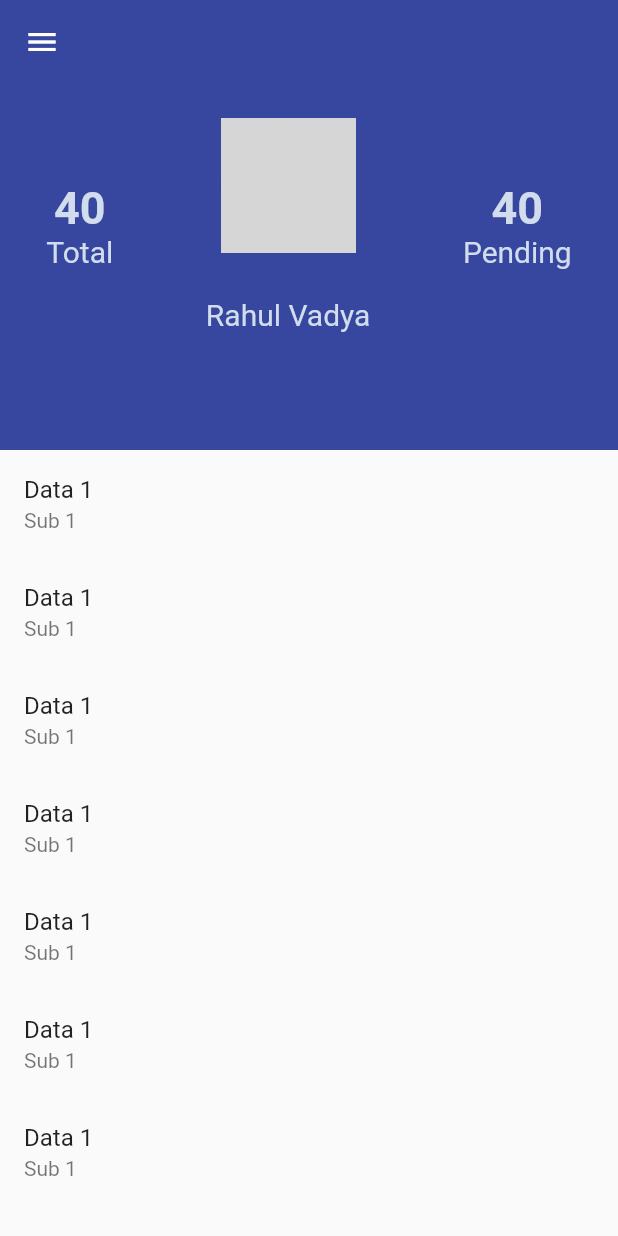
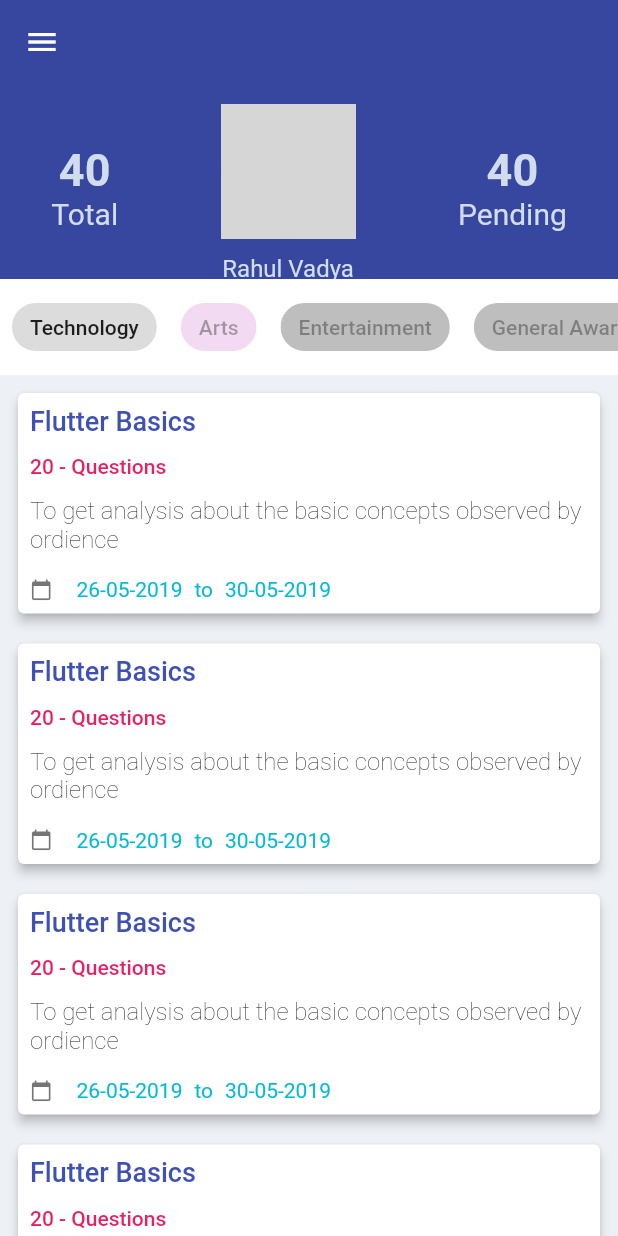
Before and after one commit to PreethiKonduri/QuizMockUpScreen, a Flutter app: the screen it shows after launch, on a phone screen of 412 x 824 dp. Run offline on Flutter 3.47's test engine with Material 2 defaults, Android fonts, the phone set to English and light mode, and no system bars; network calls fail; grey boxes are pictures that could not be loaded.

Commit message:
UI Modifications

```diff
--- a/quize_mocup/lib/main.dart
+++ b/quize_mocup/lib/main.dart
@@ -31,6 +31,7 @@ class MyHomePage extends StatefulWidget {
 }
 
 class _MyHomePageState extends State<MyHomePage> {
+  bool isSelected = false;
   @override
   Widget build(BuildContext context) {
     return Scaffold(
@@ -38,9 +39,10 @@ class _MyHomePageState extends State<MyHomePage> {
         headerSliverBuilder: (BuildContext context, bool innerBoxIsScrolled) {
           return <Widget>[
             SliverAppBar(
-              expandedHeight: 300.0,
+              expandedHeight: 250.0,
               leading: Icon(
-                Icons.menu,color: Colors.white,
+                Icons.menu,
+                color: Colors.white,
               ),
               floating: false,
               pinned: true,
@@ -65,7 +67,8 @@ class _MyHomePageState extends State<MyHomePage> {
                               Text(
                                 "Total",
                                 style: TextStyle(
-                                    color: Color.fromRGBO(209, 221, 237, 1), fontSize: 20),
+                                    color: Color.fromRGBO(209, 221, 237, 1),
+                                    fontSize: 20),
                               )
                             ],
                           ),
@@ -74,7 +77,7 @@ class _MyHomePageState extends State<MyHomePage> {
                           mainAxisAlignment: MainAxisAlignment.center,
                           children: <Widget>[
                             Container(
-                              margin: EdgeInsets.only(bottom: 30),
+                              margin: EdgeInsets.fromLTRB(0, 8, 0, 10),
                               width: 90,
                               height: 90,
                               child: CircleAvatar(
@@ -84,11 +87,10 @@ class _MyHomePageState extends State<MyHomePage> {
                             Text(
                               "Rahul Vadya",
                               style: TextStyle(
-                                  color: Color.fromRGBO(209, 221, 237, 1), fontSize: 20),
+                                  color: Color.fromRGBO(209, 221, 237, 1),
+                                  fontSize: 16),
                             )
                           ],
-
-
                         ),
                         Container(
                           child: Column(
@@ -104,7 +106,8 @@ class _MyHomePageState extends State<MyHomePage> {
                               Text(
                                 "Pending",
                                 style: TextStyle(
-                                    color: Color.fromRGBO(209, 221, 237, 1), fontSize: 20),
+                                    color: Color.fromRGBO(209, 221, 237, 1),
+                                    fontSize: 20),
                               )
                             ],
                           ),
@@ -118,82 +121,147 @@ class _MyHomePageState extends State<MyHomePage> {
 //          fit: BoxFit.cover,
 //          )
                   ),
+              bottom: PreferredSize(
+                preferredSize: const Size.fromHeight(48.0),
+                child: Container(
+                  color: Colors.white,
+                  child: SingleChildScrollView(
+                    scrollDirection: Axis.horizontal,
+                    child:
+                    Row(
+                      mainAxisAlignment: MainAxisAlignment.spaceBetween,
+                      children: <Widget>[
+                        Container(
+                          margin: EdgeInsets.all(8.0),
+                          child: ChoiceChip(
+                            label: Text("Technology"),
+//                          backgroundColor: Color.fromRGBO(185,205, 237, 1),
+                            selectedColor: Color.fromRGBO(242, 218, 242, 1),
+                            disabledColor: Color.fromRGBO(185, 205, 237, 1),
+                            onSelected: (selected){
+                              setState(() {
+                                isSelected = selected;
+                              });
 
+                            },
+                            selected: false,
+                          ),
+                        ),
+                        Container(
+                            margin: EdgeInsets.all(8.0),
+                            child: ChoiceChip(
+                              label: Text("Arts"),
+//                          backgroundColor: Color.fromRGBO(242, 218, 242, 1),
+                              selectedColor: Color.fromRGBO(242, 218, 242, 1),
+                              disabledColor: Color.fromRGBO(242, 218, 242, 1),
+                              selected: false,
+                            )),
+                        Container(
+                            margin: EdgeInsets.all(8.0),
+                            child: ChoiceChip(
+                              label: Text("Entertainment"),
+                              backgroundColor: Colors.amber,
+                              selected: true,
+                            )),
+                        Container(
+                            margin: EdgeInsets.all(8.0),
+                            child: ChoiceChip(
+                              label: Text("General Awareness"),
+                              backgroundColor: Colors.amber,
+                              selected: true,
+                            ))
+                      ],
+                    ),
+                  ),
+                ),
+              ),
             ),
 
 //            Text("THis is Next")
           ];
         },
         body: Center(
-          child:
-              ListView(
-                children: <Widget>[
-                  ListTile(
-                    title: Text("Data 1"),
-                    subtitle: Text("Sub 1"),
-                  ),
-                  ListTile(
-                    title: Text("Data 1"),
-                    subtitle: Text("Sub 1"),
-                  ),
-                  ListTile(
-                    title: Text("Data 1"),
-                    subtitle: Text("Sub 1"),
-                  ),
-                  ListTile(
-                    title: Text("Data 1"),
-                    subtitle: Text("Sub 1"),
-                  ),
-                  ListTile(
-                    title: Text("Data 1"),
-                    subtitle: Text("Sub 1"),
-                  ),
-                  ListTile(
-                    title: Text("Data 1"),
-                    subtitle: Text("Sub 1"),
-                  ),
-                  ListTile(
-                    title: Text("Data 1"),
-                    subtitle: Text("Sub 1"),
-                  ),
-                  ListTile(
-                    title: Text("Data 1"),
-                    subtitle: Text("Sub 1"),
-                  ),
-                  ListTile(
-                    title: Text("Data 1"),
-                    subtitle: Text("Sub 1"),
-                  ),
-                  ListTile(
-                    title: Text("Data 1"),
-                    subtitle: Text("Sub 1"),
-                  ),
-                  ListTile(
-                    title: Text("Data 1"),
-                    subtitle: Text("Sub 1"),
-                  ),
-                  ListTile(
-                    title: Text("Data 1"),
-                    subtitle: Text("Sub 1"),
-                  ),
-                  ListTile(
-                    title: Text("Data 1"),
-                    subtitle: Text("Sub 1"),
-                  ),
-                  ListTile(
-                    title: Text("Data 1"),
-                    subtitle: Text("Sub 1"),
-                  )
-                ],
-              ),
+          child: Container(
+//              237, 240, 245
+            color: Color.fromRGBO(237, 240, 245, 1),
+            child: ListView(
+              children: <Widget>[
+                itemCard(),
+                itemCard(),
+                itemCard(),
+                itemCard(),
+                itemCard(),
+                itemCard(),
+                itemCard()
 
+              ],
+            ),
           ),
         ),
-      );
-      // This trailing comma makes auto-formatting nicer for build methods.
+      ),
+    );
+    // This trailing comma makes auto-formatting nicer for build methods.
+  }
 
+  Container itemCard() {
+    return Container(
+              width: double.infinity,
+              margin: EdgeInsets.fromLTRB(8, 8, 8, 4),
+              child: Card(
+                elevation: 3,
+                child: Column(
+                  crossAxisAlignment: CrossAxisAlignment.start,
+                  children: <Widget>[
+                    Padding(
+                      padding: const EdgeInsets.all(8.0),
+                      child: Text("Flutter Basics",style: TextStyle(
+                        fontSize: 18,
+                        fontWeight: FontWeight.w500,
+                        color: Colors.indigo
+                      ),),
+                    ),
+                    Padding(
+                      padding: const EdgeInsets.fromLTRB(8,4,0,4),
+                      child: Text("20 - Questions",style: TextStyle(
+                          fontSize: 14,
+                          fontWeight: FontWeight.w500,
+                          color: Colors.pink
+                      ),),
+                    ),
+                    Padding(
+                      padding: const EdgeInsets.all(8),
+                      child: Text("To get analysis about the basic concepts observed by ordience",style: TextStyle(
+                          fontSize: 16,
+                          fontWeight: FontWeight.w200,
+                          color: Colors.black
+                      ),),
+                    ),
+                    Row(
+                      children: <Widget>[
+                        Padding(
+                          padding: const EdgeInsets.all(8.0),
+                          child: Icon(Icons.calendar_today,size: 15,color: Colors.black54,
+                          ),
+                        ),
+                        Padding(
+                          padding: const EdgeInsets.all(8.0),
+                          child: Text("26-05-2019",style: TextStyle(color: Colors.cyan),),
+                        ),
+                         Text("to",style: TextStyle(color: Colors.cyan)),
+
+                        Padding(
+                          padding: const EdgeInsets.all(8.0),
+                          child: Text("30-05-2019",style: TextStyle(color: Colors.cyan)),
+                        )
+                      ],
+                    )
+                  ],
+                ),
+              ),
+            );
   }
 }
+
 class _SliverAppBarDelegate extends SliverPersistentHeaderDelegate {
   _SliverAppBarDelegate(this._tabBar);
 
@@ -201,6 +269,7 @@ class _SliverAppBarDelegate extends SliverPersistentHeaderDelegate {
 
   @override
   double get minExtent => _tabBar.preferredSize.height;
+
   @override
   double get maxExtent => _tabBar.preferredSize.height;
 
```
